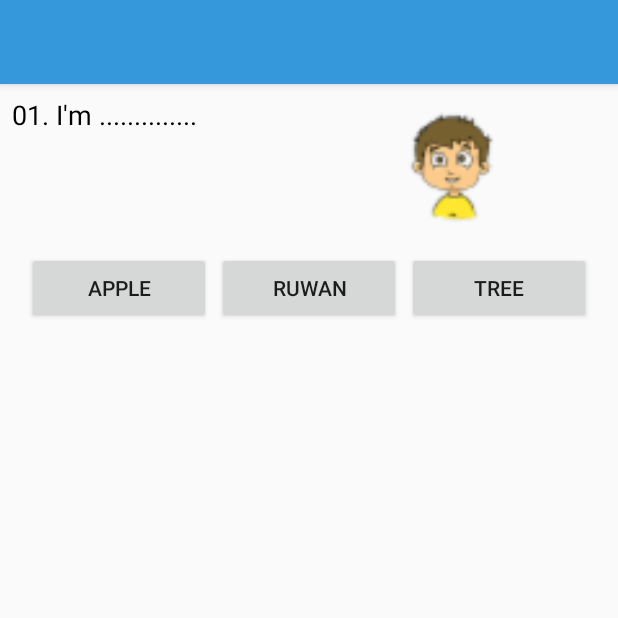
After one commit to darshanakgr/edu-link, an Android app: the GradeThreeEngTutorialOne screen opened directly, with no data from a screen before it, on a phone screen of 412 x 824 dp, the top half of it. The commit adds this screen. Run offline under Robolectric (Android 15) with nearby library versions, the phone set to English and light mode, and no system bars.

Commit message:
Grade 3 English Tutorial 1

```diff
--- a/app/src/main/AndroidManifest.xml
+++ b/app/src/main/AndroidManifest.xml
@@ -22,7 +22,10 @@
         <activity android:name=".SubjectActivity" />
         <activity android:name=".LessonActivity" />
         <activity android:name=".lesson.SubjectContentActivity" />
-        <activity android:name=".lesson.LessonViewerActivity" android:configChanges="orientation|screenSize"></activity>
+        <activity
+            android:name=".lesson.LessonViewerActivity"
+            android:configChanges="orientation|screenSize" />
+        <activity android:name=".tutoral.gradethree.english.activity.GradeThreeEngTutorialOne"></activity>
     </application>
 
 </manifest>
--- /dev/null
+++ b/app/src/main/java/edu/sliit/edulink/tutoral/gradethree/english/activity/GradeThreeEngTutorialOne.java
@@ -0,0 +1,30 @@
+package edu.sliit.edulink.tutoral.gradethree.english.activity;
+
+import android.content.DialogInterface;
+import android.support.v7.app.AlertDialog;
+import android.support.v7.app.AppCompatActivity;
+import android.os.Bundle;
+import android.view.View;
+import android.widget.Button;
+
+import edu.sliit.edulink.R;
+import edu.sliit.edulink.tutoral.AlertDialogBuilder;
+
+public class GradeThreeEngTutorialOne extends AppCompatActivity {
+
+    @Override
+    protected void onCreate(Bundle savedInstanceState) {
+        super.onCreate(savedInstanceState);
+        setContentView(R.layout.activity_grade_three_eng_tutorial_one);
+
+        String title = getIntent().getStringExtra("Title");
+        getSupportActionBar().setTitle(title);
+
+        ((Button) findViewById(R.id.q_1_ans_1)).setOnClickListener(new View.OnClickListener() {
+            @Override
+            public void onClick(View view) {
+                AlertDialogBuilder.getWrongAnswerDialog(GradeThreeEngTutorialOne.this).show();
+            }
+        });
+    }
+}
--- /dev/null
+++ b/app/src/main/res/layout/activity_grade_three_eng_tutorial_one.xml
@@ -0,0 +1,98 @@
+<?xml version="1.0" encoding="utf-8"?>
+<android.support.constraint.ConstraintLayout xmlns:android="http://schemas.android.com/apk/res/android"
+    xmlns:app="http://schemas.android.com/apk/res-auto"
+    xmlns:tools="http://schemas.android.com/tools"
+    android:layout_width="match_parent"
+    android:layout_height="match_parent"
+    tools:context="edu.sliit.edulink.tutoral.gradethree.english.activity.GradeThreeEngTutorialOne">
+
+    <LinearLayout
+        android:layout_width="match_parent"
+        android:layout_height="wrap_content"
+        android:layout_marginLeft="8dp"
+        android:layout_marginRight="8dp"
+        android:layout_marginTop="8dp"
+        android:orientation="vertical"
+        app:layout_constraintLeft_toLeftOf="parent"
+        app:layout_constraintRight_toRightOf="parent"
+        app:layout_constraintTop_toTopOf="parent">
+
+        <LinearLayout
+            android:layout_width="match_parent"
+            android:layout_height="match_parent"
+            android:orientation="horizontal"
+            tools:layout_editor_absoluteX="8dp"
+            tools:layout_editor_absoluteY="8dp">
+
+            <TextView
+                android:id="@+id/textView"
+                android:layout_width="wrap_content"
+                android:layout_height="wrap_content"
+                android:layout_weight="1"
+                android:text="01. I'm .............."
+                android:textColor="@color/black"
+                android:textSize="18sp"
+                tools:layout_editor_absoluteX="16dp"
+                tools:layout_editor_absoluteY="16dp" />
+
+            <ImageView
+                android:id="@+id/imageView3"
+                android:layout_width="126dp"
+                android:layout_height="86dp"
+                android:layout_marginBottom="8dp"
+                android:layout_marginEnd="8dp"
+                android:layout_marginLeft="8dp"
+                android:layout_marginRight="8dp"
+                android:layout_marginStart="8dp"
+                android:layout_marginTop="8dp"
+                android:layout_weight="1"
+                app:layout_constraintBottom_toTopOf="@+id/linearLayout"
+                app:layout_constraintHorizontal_bias="0.501"
+                app:layout_constraintLeft_toLeftOf="parent"
+                app:layout_constraintRight_toRightOf="parent"
+                app:layout_constraintTop_toTopOf="parent"
+                app:srcCompat="@drawable/child" />
+
+        </LinearLayout>
+
+        <LinearLayout
+            android:id="@+id/linearLayout"
+            android:layout_width="match_parent"
+            android:layout_height="match_parent"
+            android:layout_marginEnd="8dp"
+            android:layout_marginLeft="8dp"
+            android:layout_marginRight="8dp"
+            android:layout_marginStart="8dp"
+            android:orientation="horizontal"
+            app:layout_constraintHorizontal_bias="0.0"
+            app:layout_constraintLeft_toLeftOf="parent"
+            app:layout_constraintRight_toRightOf="parent"
+            tools:layout_editor_absoluteY="106dp">
+
+            <Button
+                android:id="@+id/q_1_ans_1"
+                android:layout_width="wrap_content"
+                android:layout_height="wrap_content"
+                android:layout_margin="2dp"
+                android:layout_weight="1"
+                android:text="Apple" />
+
+            <Button
+                android:id="@+id/q_1_ans_2"
+                android:layout_width="wrap_content"
+                android:layout_height="wrap_content"
+                android:layout_margin="2dp"
+                android:layout_weight="1"
+                android:text="Ruwan" />
+
+            <Button
+                android:id="@+id/q_1_ans_3"
+                android:layout_width="wrap_content"
+                android:layout_height="wrap_content"
+                android:layout_margin="2dp"
+                android:layout_weight="1"
+                android:text="Tree" />
+        </LinearLayout>
+    </LinearLayout>
+
+</android.support.constraint.ConstraintLayout>
```
Also changed, not shown: app/src/main/java/edu/sliit/edulink/controller/TutorialController.java (added, +167 -0 lines), app/src/main/java/edu/sliit/edulink/lesson/SubjectContentActivity.java (+10 -0 lines), app/src/main/java/edu/sliit/edulink/tutoral/AlertDialogBuilder.java (added, +26 -0 lines), app/src/main/res/layout/activity_subject_content.xml (+10 -0 lines), app/src/main/res/drawable-hdpi/child.png (added), app/src/main/res/drawable-ldpi/child.png (added), app/src/main/res/drawable-mdpi/child.png (added), app/src/main/res/drawable-xxhdpi/child.png (added), 18 other files.
